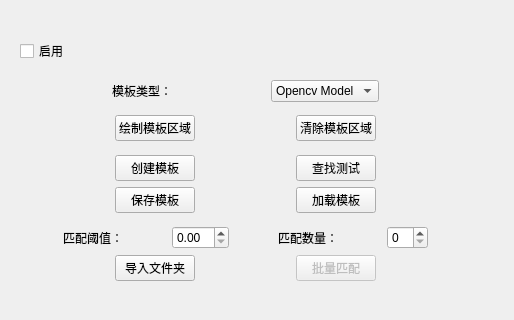
Qt form ui/tabs/template_tab.ui (xiaoyuan1021/MyTool) before a commit.
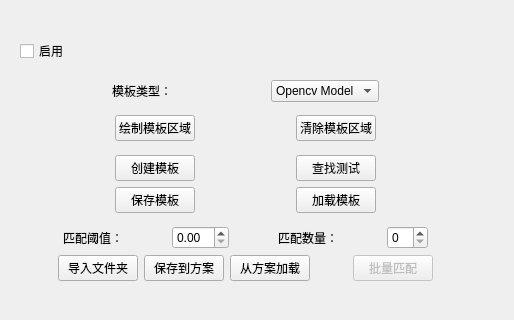
The same form after that commit.

Patch:
```diff
--- a/ui/tabs/template_tab.ui
+++ b/ui/tabs/template_tab.ui
@@ -434,6 +434,20 @@
         </property>
        </widget>
       </item>
+      <item>
+       <widget class="QPushButton" name="btn_saveToProfile">
+        <property name="text">
+         <string>保存到方案</string>
+        </property>
+       </widget>
+      </item>
+      <item>
+       <widget class="QPushButton" name="btn_loadFromProfile">
+        <property name="text">
+         <string>从方案加载</string>
+        </property>
+       </widget>
+      </item>
       <item>
        <spacer name="horizontalSpacer_batch_mid">
         <property name="orientation">
```
